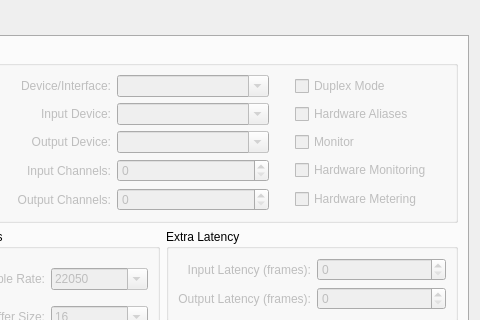
This is resources/ui/settings_jack.ui in falkTX/Cadence as Qt 5 draws it before an edit; both pictures show x 200 to 680 and y 0 to 320 of the 680 by 555 pixel window. The edited form follows.
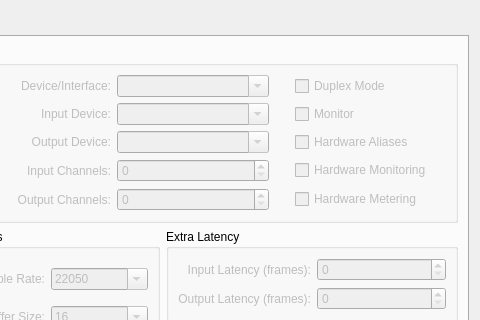
This is the edited form. The open tabs and pages were chosen to show the change.

Diff of the .ui file:
```diff
--- a/resources/ui/settings_jack.ui
+++ b/resources/ui/settings_jack.ui
@@ -674,7 +674,7 @@
             </property>
            </widget>
           </item>
-          <item row="2" column="3">
+          <item row="1" column="3">
            <widget class="QCheckBox" name="obj_driver_monitor">
             <property name="enabled">
              <bool>false</bool>
@@ -781,7 +781,7 @@
             </property>
            </widget>
           </item>
-          <item row="1" column="3">
+          <item row="2" column="3">
            <widget class="QCheckBox" name="obj_driver_hw_alias">
             <property name="enabled">
              <bool>false</bool>
```
